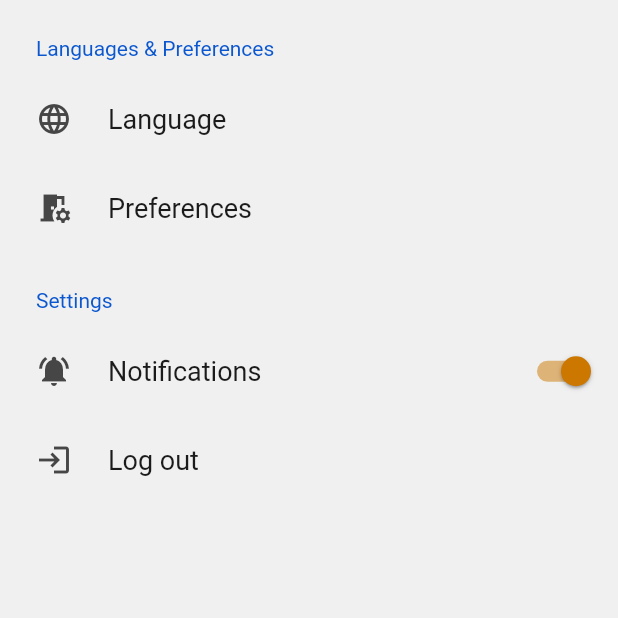
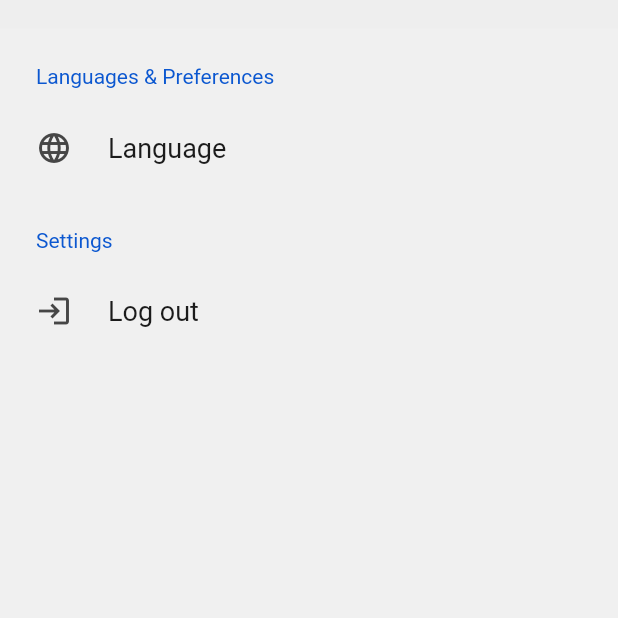
Before and after one commit to adalia08/cnmngApp, a Flutter app: the ProfileBody screen opened directly, on a phone screen of 412 x 824 dp, the top half of it. Run offline on Flutter 3.47's test engine with Material 2 defaults, Android fonts, the phone set to English and light mode, and no system bars; drawn by our look-alikes of settings_ui; our stand-ins replace firebase_core, font_awesome_flutter, google_fonts; missing offline and left inert: lit_firebase_auth; accounts and stored records are empty.

Commit message:
Final Changes before Public Post

```diff
--- a/lib/screens/auth/widgets/profile_body.dart
+++ b/lib/screens/auth/widgets/profile_body.dart
@@ -17,11 +17,19 @@ class _SettingsScreenState extends State<ProfileBody> {
   @override
   Widget build(BuildContext context) {
     return Scaffold(
-      backgroundColor: Colors.white,
-          body: SettingsList(
+      backgroundColor: Colors.grey[200],
+          body: Padding(
+            // I set the padding here to only the top, you can increase the double (16.0) to suit exactly what you're looking to achieve visually
+              padding: EdgeInsets.only(top: 19.0),
+
+
+
+    //SizedBox(height: 0.1),
+              child:   SettingsList(
             sections: [
               SettingsSection(
                 title: 'Languages & Preferences',
+
                 tiles: [
                   SettingsTile(
                     title: 'Language',
@@ -31,23 +39,11 @@ class _SettingsScreenState extends State<ProfileBody> {
                     builder: (BuildContext context) => LanguagesScreen()));
                     },
                   ),
-                  SettingsTile(
-                      title: 'Preferences',
-                      leading: Icon(Icons.room_preferences),
-                      onPressed: (BuildContext context) {},
-                  ),
                   ]
                   ),
               SettingsSection(
                 title: 'Settings',
               tiles: [
-                  SettingsTile.switchTile(
-                      title: 'Notifications',
-                      enabled: notificationsEnabled,
-                      leading: Icon(Icons.notifications_active),
-                      switchValue: true,
-                      onToggle: (value) {},
-                  ),
                   SettingsTile(
                       title: 'Log out',
                     leading: Icon(Icons.login_outlined),
@@ -60,6 +56,8 @@ class _SettingsScreenState extends State<ProfileBody> {
               )
             ]
           )
+
+          )
       );
   }
 }
--- a/pubspec.yaml
+++ b/pubspec.yaml
@@ -54,8 +54,8 @@ flutter:
   uses-material-design: true
 
   # To add assets to your application, add an assets section, like this:
-  # assets:
-  #   - images/a_dot_burr.jpeg
+  assets:
+    - assets/
   #   - images/a_dot_ham.jpeg
 
   # An image asset can refer to one or more resolution-specific "variants", see
```
Also changed, not shown: lib/screens/auth/widgets/sign_in.dart (+5 -7 lines), assets/cnmngca.png (added), 2 other files.
